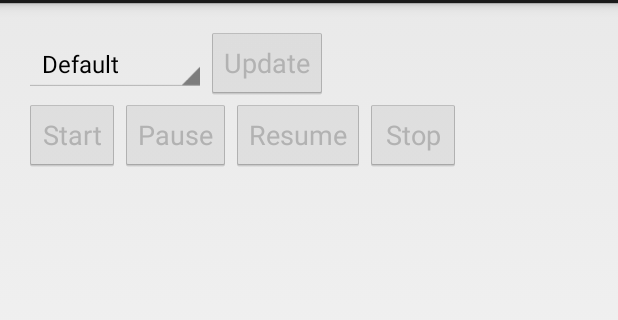
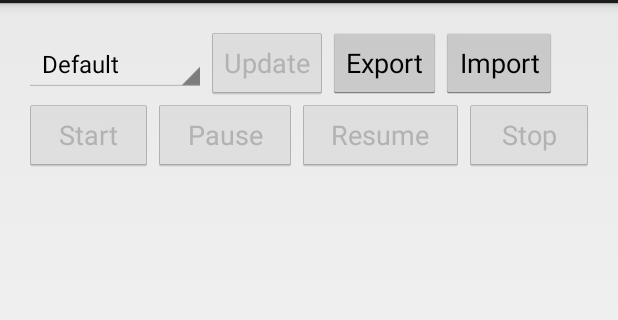
Before and after one commit to sng2c/Cyclo, an Android app: the screen it shows after launch (DashboardActivity), on a phone screen of 412 x 824 dp, the part 69-389 px from its top. Run offline under Robolectric (Android 15) with nearby library versions, the phone set to English and light mode, and no system bars; 1 statement that could not run was skipped.

Commit message:
export/import support

```diff
--- a/app/src/main/res/layout/activity_dashboard.xml
+++ b/app/src/main/res/layout/activity_dashboard.xml
@@ -26,6 +26,21 @@
             android:enabled="false"
             android:onClick="onClickUpdate"
             android:text="Update" />
+
+        <Button
+            android:id="@+id/button_export"
+            android:layout_width="wrap_content"
+            android:layout_height="wrap_content"
+            android:onClick="onClickExport"
+            android:text="@string/btn_export" />
+
+        <Button
+            android:id="@+id/button_import"
+            android:layout_width="wrap_content"
+            android:layout_height="wrap_content"
+            android:onClick="onClickImport"
+            android:text="@string/btn_import" />
+
     </LinearLayout>
 
     <LinearLayout
@@ -36,36 +51,41 @@
             android:id="@+id/button_start"
             android:layout_width="wrap_content"
             android:layout_height="wrap_content"
+            android:layout_weight="1"
             android:enabled="false"
             android:onClick="onClickStart"
-            android:text="Start" />
+            android:text="@string/btn_start" />
 
         <Button
             android:id="@+id/button_pause"
             android:layout_width="wrap_content"
             android:layout_height="wrap_content"
+            android:layout_weight="1"
             android:enabled="false"
             android:onClick="onClickPause"
-            android:text="Pause" />
+            android:text="@string/btn_pause" />
 
         <Button
             android:id="@+id/button_resume"
             android:layout_width="wrap_content"
             android:layout_height="wrap_content"
+            android:layout_weight="1"
             android:enabled="false"
             android:onClick="onClickResume"
-            android:text="Resume" />
+            android:text="@string/btn_resume" />
 
         <Button
             android:id="@+id/button_stop"
             android:layout_width="wrap_content"
             android:layout_height="wrap_content"
+            android:layout_weight="1"
             android:enabled="false"
             android:onClick="onClickStop"
-            android:text="Stop" />
+            android:text="@string/btn_stop" />
 
 
     </LinearLayout>
+
 
     <TextView
         android:id="@+id/update"
--- a/app/src/main/res/values/strings.xml
+++ b/app/src/main/res/values/strings.xml
@@ -5,5 +5,11 @@
     <string name="title_activity_dashboard">Cyclo DashBoard</string>
     <string name="action_settings">Settings</string>
     <string name="title_activity_maps">Map</string>
+    <string name="btn_resume">Resume</string>
+    <string name="btn_pause">Pause</string>
+    <string name="btn_start">Start</string>
+    <string name="btn_stop">Stop</string>
+    <string name="btn_export">Export</string>
+    <string name="btn_import">Import</string>
 
 </resources>
```
Also changed, not shown: app/src/main/java/com/mabook/android/cyclo/DashboardActivity.java (+14 -0 lines), app/src/main/java/com/mabook/android/cyclo/core/CycloManager.java (+24 -0 lines), app/src/main/java/com/mabook/android/cyclo/core/CycloService.java (+80 -0 lines), 1 other file.
